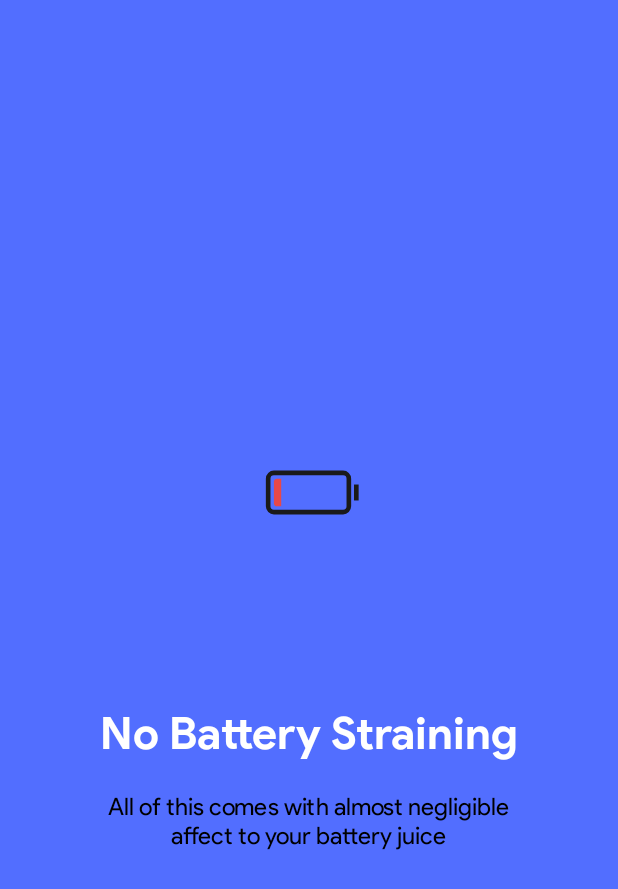
After one commit to the-rebooted-coder/Kaagaz, an Android app: the layout welcome_side3.xml on its own in the app's theme, with its tools: preview values and no code run, on a phone screen of 412 x 824 dp. The commit adds this screen. Shown: the top 889 px of the screen. Run offline under Robolectric (Android 15) with nearby library versions, the phone set to English and light mode, and no system bars.

Commit message:
Welcome 3 Added

```diff
--- a/app/src/main/java/com/aaxena/kaagaz/WelcomeActivity.java
+++ b/app/src/main/java/com/aaxena/kaagaz/WelcomeActivity.java
@@ -52,6 +52,7 @@ public class WelcomeActivity extends AppCompatActivity {
         layouts = new int[]{
                 R.layout.welcome_side1,
                 R.layout.welcome_side2,
+                R.layout.welcome_side3,
         };
 
         // making notification bar transparent
@@ -80,18 +81,10 @@ public class WelcomeActivity extends AppCompatActivity {
     }
 
     private void launchHomeScreen() {
-        if (checkSelfPermission(Manifest.permission.WRITE_EXTERNAL_STORAGE)
-                == PackageManager.PERMISSION_DENIED) {
-            Log.d("permission", "permission denied to WRITE_EXTERNAL_STORAGE - requesting it");
-            String[] permissions = {Manifest.permission.WRITE_EXTERNAL_STORAGE};
-            requestPermissions(permissions, 1);
-        }
-        else{
             prefManager.setFirstTimeLaunch(false);
             startActivity(new Intent(WelcomeActivity.this, DeployedChooser.class));
             overridePendingTransition(android.R.anim.fade_in, android.R.anim.fade_out);
             finish();
-        }
     }
 
     // viewpager change listener
--- /dev/null
+++ b/app/src/main/res/layout/welcome_side3.xml
@@ -0,0 +1,47 @@
+<?xml version="1.0" encoding="utf-8"?>
+<RelativeLayout xmlns:android="http://schemas.android.com/apk/res/android"
+    xmlns:app="http://schemas.android.com/apk/res-auto"
+    android:layout_width="match_parent"
+    android:layout_height="match_parent"
+    android:background="@color/more__more_blues">
+
+    <LinearLayout
+        android:layout_width="355dp"
+        android:layout_height="450dp"
+        android:layout_centerInParent="true"
+        android:gravity="center_horizontal"
+        android:orientation="vertical">
+
+
+        <com.airbnb.lottie.LottieAnimationView
+            android:id="@+id/first"
+            android:layout_width="307dp"
+            android:layout_height="283dp"
+            app:lottie_autoPlay="true"
+            app:lottie_fileName="battery.json"
+            app:lottie_loop="true" />
+
+        <TextView
+            android:layout_width="wrap_content"
+            android:layout_height="wrap_content"
+            android:fontFamily="@font/productsansbold"
+            android:text="@string/slide_3_title"
+            android:textAlignment="center"
+            android:textColor="@android:color/background_light"
+            android:textSize="@dimen/slide_title"
+            android:textStyle="bold" />
+
+        <TextView
+            android:layout_width="match_parent"
+            android:layout_height="95dp"
+            android:layout_marginTop="20dp"
+            android:fontFamily="@font/productsans"
+            android:paddingLeft="@dimen/desc_padding"
+            android:paddingRight="@dimen/desc_padding"
+            android:text="@string/slide_3_desc"
+            android:textAlignment="center"
+            android:textColor="@android:color/black"
+            android:textSize="@dimen/slide_desc" />
+
+    </LinearLayout>
+</RelativeLayout>
--- a/app/src/main/res/values/colors.xml
+++ b/app/src/main/res/values/colors.xml
@@ -6,4 +6,5 @@
     <color name="white">#FFFFFF</color>
     <color name="blues">#0D083C</color>
     <color name="more_blues">#1B1557</color>
+    <color name="more__more_blues">#526EFF</color>
 </resources>
--- a/app/src/main/res/values/strings.xml
+++ b/app/src/main/res/values/strings.xml
@@ -38,4 +38,6 @@
     <string name="slide_1_desc">Let\'s Begin!</string>
     <string name="slide_2_title">Dynamic Desktop</string>
     <string name="slide_2_desc">Get the Breeze of a Sea or the Scotch of a Desert, your wallpaper keeps changing by the time of the day!</string>
+    <string name="slide_3_title">No Battery Straining</string>
+    <string name="slide_3_desc">All of this comes with almost negligible affect to your battery juice</string>
 </resources>
```
Also changed, not shown: app/src/main/assets/battery.json (added, +1 -0 lines).
